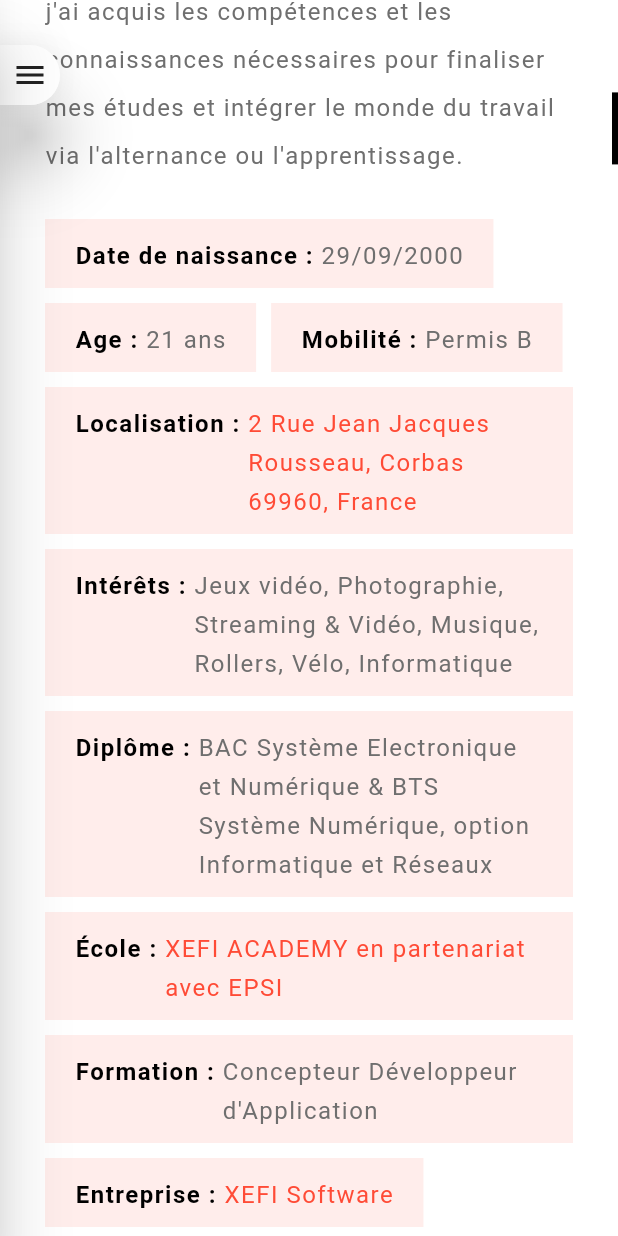
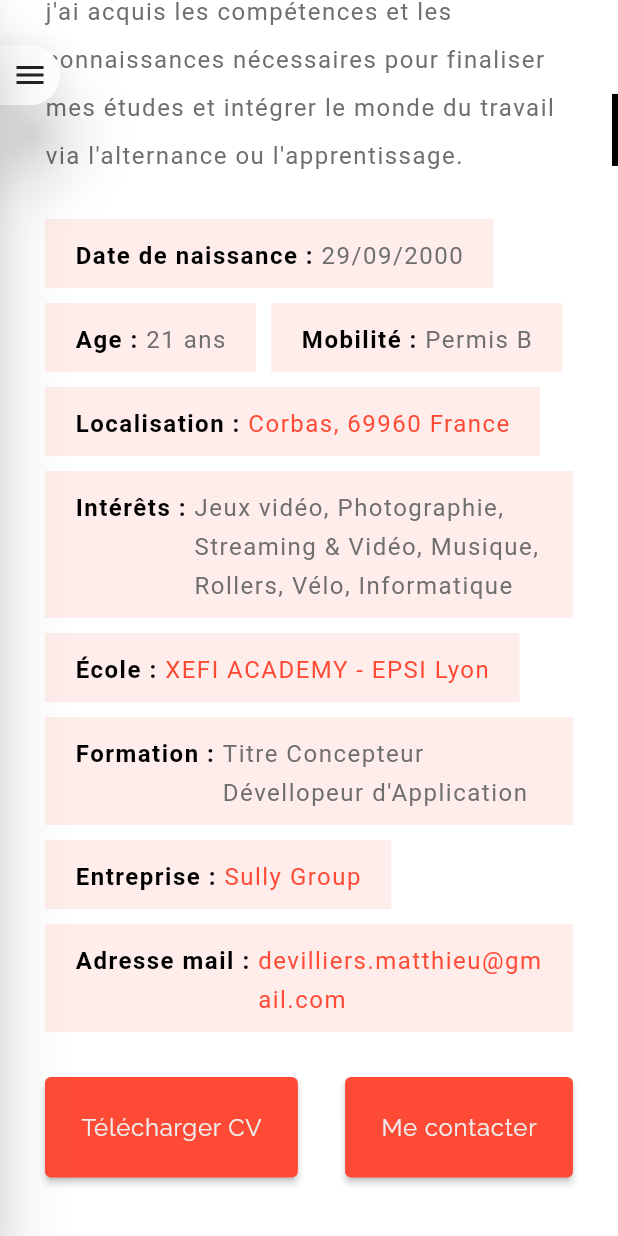
Before and after one commit to Thematt69/CV-online-V2, a Flutter app: the screen it shows after launch, scrolled down 1152 dp, on a phone screen of 412 x 824 dp. Run offline on Flutter 3.47's test engine with Material 2 defaults, Android fonts, the phone set to English and light mode, and no system bars; our stand-ins replace animated_text_kit, font_awesome_flutter, package_info_plus, url_strategy.

Commit message:
update contents

```diff
--- a/lib/constants/contents.dart
+++ b/lib/constants/contents.dart
@@ -229,7 +229,7 @@ List<Jobs> listJobs = [
       start: DateTime(2021, 09, 08),
       end: DateTime.now(),
     ),
-    poste: 'Dévellopeur',
+    poste: 'Dévellopeur Cross-Platform',
     type: TypeJobs.cdi,
     lieu: 'Sully Group',
     service: 'CDS MAPP',
@@ -262,8 +262,8 @@ List<Etudes> listEtudes = [
       start: DateTime(2020, 08, 24),
       end: DateTime(2021, 09, 07),
     ),
-    nom: "Licence Concepteur Dévellopeur d'Application",
-    ecole: 'XEFI ACADEMY',
+    nom: "Titre Concepteur Dévellopeur d'Application",
+    ecole: 'XEFI ACADEMY - EPSI Lyon',
     description: '', // TODO - A complété
   ),
 ];
--- a/lib/views/contact.dart
+++ b/lib/views/contact.dart
@@ -59,6 +59,7 @@ class ContactSection extends StatelessWidget {
                               height: 1,
                             ),
                       ),
+                      // TODO - Cacher et afficher au clic (pour le mail uniquement) - Eviter le spam robot
                       Expanded(
                         child: InkWell(
                           onTap: () async => launch(contact.url),
--- a/lib/views/presentation.dart
+++ b/lib/views/presentation.dart
@@ -92,7 +92,7 @@ class PresentationSection extends StatelessWidget {
                 CustomCard.presentation(
                   context: context,
                   label: 'Localisation : ',
-                  value: '2 Rue Jean Jacques Rousseau, Corbas 69960, France',
+                  value: 'Corbas, 69960 France',
                   url: urlMaps,
                 ),
                 CustomCard.presentation(
@@ -101,41 +101,42 @@ class PresentationSection extends StatelessWidget {
                   value:
                       'Jeux vidéo, Photographie, Streaming & Vidéo, Musique, Rollers, Vélo, Informatique',
                 ),
-                CustomCard.presentation(
-                  context: context,
-                  label: 'Diplôme : ',
-                  value:
-                      'BAC Système Electronique et Numérique & BTS Système Numérique, option Informatique et Réseaux',
-                ),
+                // CustomCard.presentation(
+                //   context: context,
+                //   label: 'Diplôme : ',
+                //   value:
+                //       'BAC Système Electronique et Numérique & BTS Système Numérique, option Informatique et Réseaux',
+                // ),
                 CustomCard.presentation(
                   context: context,
                   label: 'École : ',
-                  value: 'XEFI ACADEMY en partenariat avec EPSI',
+                  value: listEtudes.last.ecole,
                   url: urlXefiAcademy,
                 ),
                 CustomCard.presentation(
                   context: context,
                   label: 'Formation : ',
-                  value: "Concepteur Développeur d'Application",
+                  value: listEtudes.last.nom,
                 ),
                 CustomCard.presentation(
                   context: context,
                   label: 'Entreprise : ',
-                  value: 'XEFI Software',
+                  value: listJobs.last.lieu,
                   url: urlXefi,
                 ),
+                // TODO - Cacher et afficher au clic - Eviter le spam robot
                 CustomCard.presentation(
                   context: context,
                   label: 'Adresse mail : ',
                   value: 'devilliers.matthieu@gmail.com',
                   url: urlMail,
                 ),
-                CustomCard.presentation(
-                  context: context,
-                  label: 'Téléphone : ',
-                  value: '06 45 56 48 45',
-                  url: urlTel,
-                ),
+                // CustomCard.presentation(
+                //   context: context,
+                //   label: 'Téléphone : ',
+                //   value: '06 45 56 48 45',
+                //   url: urlTel,
+                // ),
               ],
             ),
           ),
```
